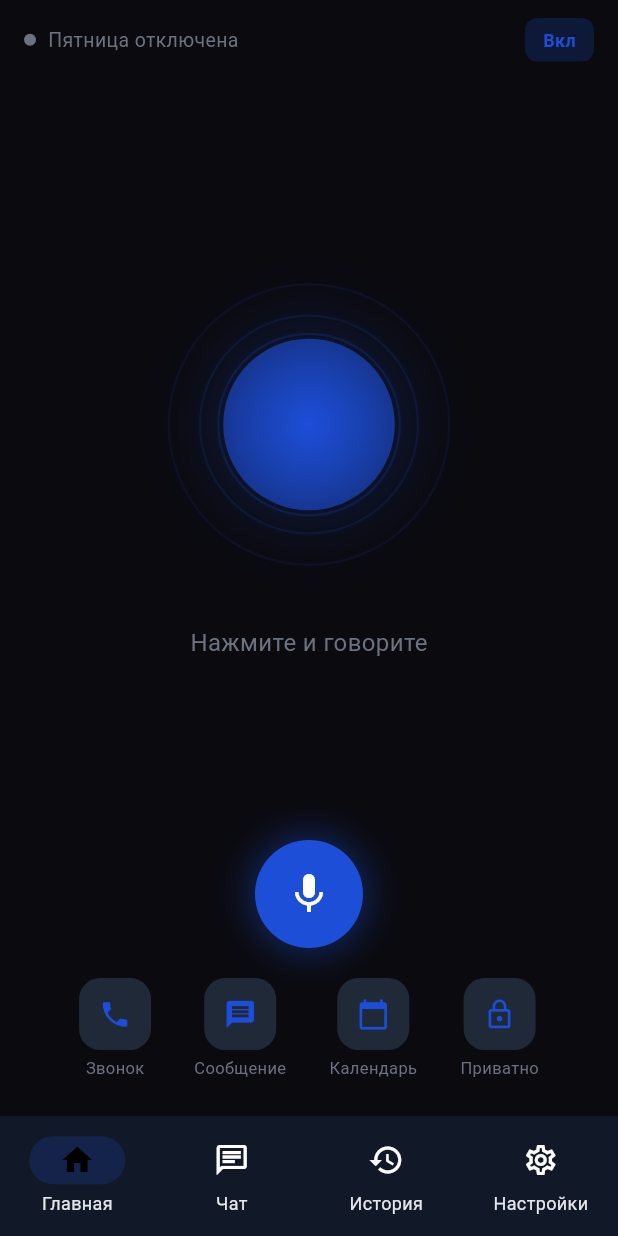
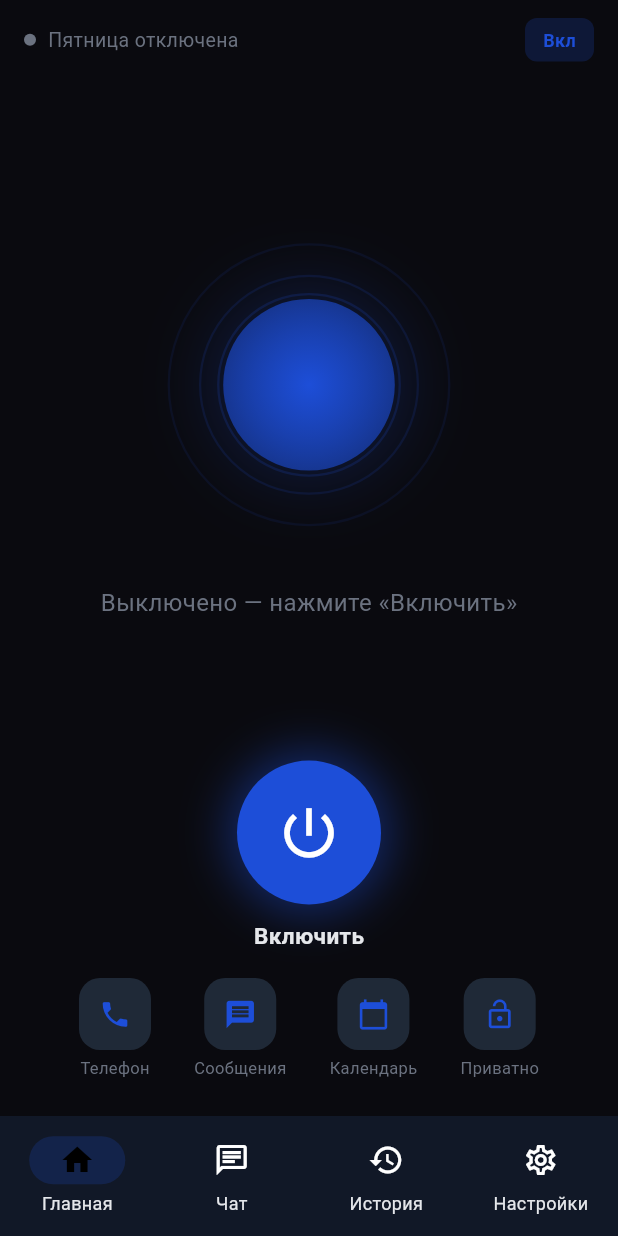
Before and after one commit to Talgar0004kg/Clude, a Flutter app: the HomeScreen screen opened directly, on a phone screen of 412 x 824 dp. Run offline on Flutter 3.47's test engine with Material 3 defaults, Android fonts, the phone set to English and light mode, and no system bars; our stand-ins replace contacts_service, device_info_plus, flutter_dotenv, flutter_local_notifications, flutter_tts, google_generative_ai and 3 more; missing offline and left inert: android_intent_plus; accounts and stored records are empty.

Commit message:
feat(ai_friday): hands-free режим и главная кнопка Вкл/Выкл
- Главная большая кнопка теперь включает/выключает ассистента. После включения
  он слушает непрерывно — не нужно жать микрофон перед каждой фразой.
- WidgetsBindingObserver: при возврате в приложение в активном режиме снова
  слушает; при уходе в фон прослушивание останавливается.
- Статус-текст отражает состояние (Выключено/Слушаю/Обрабатываю/Отвечаю).
- Быстрые кнопки подключены (Телефон/Сообщения/Календарь/Приватно).
- Самопроверка логики голосового цикла и действий, мелкие правки.

https://claude.ai/code/session_01MjLd3FN5ai8RBfcf318j23

```diff
--- a/ai_friday/lib/screens/home_screen.dart
+++ b/ai_friday/lib/screens/home_screen.dart
@@ -9,6 +9,7 @@ import '../core/context_manager.dart';
 import '../core/security_guard.dart';
 import '../core/action_executor.dart';
 import '../core/command_parser.dart';
+import '../services/intent_service.dart';
 import '../models/message.dart';
 import '../utils/text_utils.dart';
 import '../widgets/waveform_widget.dart';
@@ -24,7 +25,8 @@ class HomeScreen extends StatefulWidget {
   State<HomeScreen> createState() => _HomeScreenState();
 }
 
-class _HomeScreenState extends State<HomeScreen> with TickerProviderStateMixin {
+class _HomeScreenState extends State<HomeScreen>
+    with TickerProviderStateMixin, WidgetsBindingObserver {
   final _gemini = GeminiService();
   final _context = ContextManager();
   final _keyManager = KeyManager();
@@ -44,6 +46,7 @@ class _HomeScreenState extends State<HomeScreen> with TickerProviderStateMixin {
   @override
   void initState() {
     super.initState();
+    WidgetsBinding.instance.addObserver(this);
     _orbController = AnimationController(vsync: this, duration: const Duration(seconds: 2))..repeat();
     _levelSub = _voice.levelStream.listen((lvl) {
       if (mounted) setState(() => _level = lvl);
@@ -53,11 +56,27 @@ class _HomeScreenState extends State<HomeScreen> with TickerProviderStateMixin {
 
   @override
   void dispose() {
+    WidgetsBinding.instance.removeObserver(this);
     _levelSub?.cancel();
     _voice.stopListening();
     _voice.stopSpeaking();
     _orbController.dispose();
     super.dispose();
+  }
+
+  @override
+  void didChangeAppLifecycleState(AppLifecycleState state) {
+    // Вернулись в приложение в активном режиме — снова слушаем.
+    if (state == AppLifecycleState.resumed &&
+        _serviceRunning &&
+        !_stopRequested &&
+        !_voice.isListening &&
+        _state != AssistantState.speaking &&
+        _state != AssistantState.thinking) {
+      _beginListening();
+    } else if (state == AppLifecycleState.paused) {
+      _voice.stopListening();
+    }
   }
 
   void _setState(AssistantState s) {
@@ -89,23 +108,6 @@ class _HomeScreenState extends State<HomeScreen> with TickerProviderStateMixin {
         _level = 0.0;
       });
     }
-  }
-
-  /// Нажатие на микрофон.
-  Future<void> _onMicTap() async {
-    // Если слушает или говорит — остановить (в т.ч. весь разговор).
-    if (_voice.isListening || _state == AssistantState.speaking) {
-      if (_serviceRunning) {
-        await _stopConversation();
-      } else {
-        await _voice.stopListening();
-        await _voice.stopSpeaking();
-        _setState(AssistantState.idle);
-      }
-      return;
-    }
-    // Иначе — начать слушать (одиночно, если непрерывный режим выключен).
-    await _beginListening();
   }
 
   /// Запускает прослушивание (с паузой 3 сек на «договорить»).
@@ -324,63 +326,79 @@ class _HomeScreenState extends State<HomeScreen> with TickerProviderStateMixin {
   }
 
   Widget _stateText() {
-    final labels = {
-      AssistantState.idle: 'Нажмите и говорите',
-      AssistantState.listening: 'Слушаю...',
-      AssistantState.thinking: 'Обрабатываю...',
-      AssistantState.speaking: 'Отвечаю...',
-    };
+    String label;
+    if (!_serviceRunning) {
+      label = 'Выключено — нажмите «Включить»';
+    } else {
+      label = {
+            AssistantState.idle: 'Готова, говорите',
+            AssistantState.listening: 'Слушаю...',
+            AssistantState.thinking: 'Обрабатываю...',
+            AssistantState.speaking: 'Отвечаю...',
+          }[_state] ??
+          '';
+    }
     return Text(
-      labels[_state] ?? '',
+      label,
       style: TextStyle(
-        color: _state == AssistantState.idle ? const Color(0xFF6B7280) : const Color(AppConfig.colorAccent),
+        color: !_serviceRunning ? const Color(0xFF6B7280) : const Color(AppConfig.colorAccent),
         fontSize: 16,
       ),
     );
   }
 
   Widget _bottomControls() {
+    final active = _serviceRunning;
     return Padding(
       padding: const EdgeInsets.fromLTRB(24, 0, 24, 24),
       child: Column(
         children: [
+          // Главная кнопка: включить / выключить ассистента (hands-free).
           GestureDetector(
-            onTap: _onMicTap,
+            onTap: _toggleService,
             child: Container(
-              width: 72,
-              height: 72,
+              width: 96,
+              height: 96,
               decoration: BoxDecoration(
-                color: (_state == AssistantState.listening || _state == AssistantState.speaking)
-                    ? const Color(AppConfig.colorError)
-                    : const Color(AppConfig.colorAccent),
+                color: active ? const Color(AppConfig.colorError) : const Color(AppConfig.colorAccent),
                 shape: BoxShape.circle,
                 boxShadow: [
                   BoxShadow(
-                    color: const Color(AppConfig.colorAccent).withValues(alpha: 0.4),
-                    blurRadius: 20,
-                    spreadRadius: 4,
+                    color: (active ? const Color(AppConfig.colorError) : const Color(AppConfig.colorAccent))
+                        .withValues(alpha: 0.45),
+                    blurRadius: 26,
+                    spreadRadius: 6,
                   ),
                 ],
               ),
               child: Icon(
-                (_state == AssistantState.listening || _state == AssistantState.speaking)
-                    ? Icons.stop
-                    : Icons.mic,
+                active ? Icons.stop_rounded : Icons.power_settings_new,
                 color: Colors.white,
-                size: 32,
+                size: 44,
               ),
             ),
           ),
-          const SizedBox(height: 20),
+          const SizedBox(height: 10),
+          Text(
+            active ? 'Выключить' : 'Включить',
+            style: TextStyle(
+              color: active ? const Color(AppConfig.colorError) : const Color(AppConfig.colorText),
+              fontSize: 15,
+              fontWeight: FontWeight.w600,
+            ),
+          ),
+          const SizedBox(height: 18),
           Row(
             mainAxisAlignment: MainAxisAlignment.spaceEvenly,
             children: [
-              _quickBtn(Icons.phone, 'Звонок', () {}),
-              _quickBtn(Icons.message, 'Сообщение', () {}),
-              _quickBtn(Icons.calendar_today, 'Календарь', () {}),
-              _quickBtn(Icons.lock_outline, 'Приватно', () {
-                _context.setPrivateMode(!_context.privateMode);
-              }),
+              _quickBtn(Icons.phone, 'Телефон', () => IntentService.openApp('phone')),
+              _quickBtn(Icons.message, 'Сообщения', () => IntentService.openApp('messages')),
+              _quickBtn(Icons.calendar_today, 'Календарь', () => IntentService.openApp('calendar')),
+              _quickBtn(
+                _context.privateMode ? Icons.lock : Icons.lock_open,
+                'Приватно',
+                () => setState(() => _context.setPrivateMode(!_context.privateMode)),
+              ),
             ],
           ),
         ],
```
